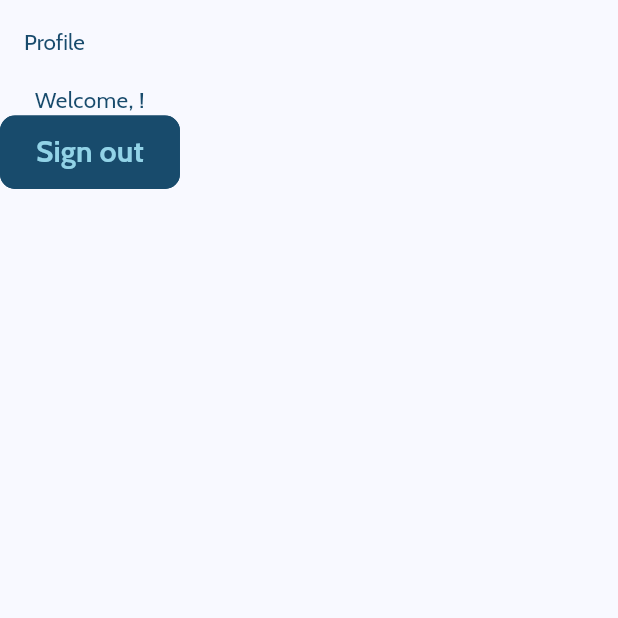
After one commit to smsanagustin/runconnect, a Flutter app: the screen it shows once a user with an empty profile is signed in, after a tap on "Sign out", on a phone screen of 412 x 824 dp, the top half of it. The commit adds this screen. Run offline on Flutter 3.47's test engine with Material 3 defaults, Android fonts, the phone set to English and light mode, and no system bars; our stand-ins replace firebase_auth, firebase_core, flutter_riverpod; accounts and stored records are empty.

Commit message:
feat: Add sign out functionality on the profile screen

```diff
--- a/lib/main.dart
+++ b/lib/main.dart
@@ -1,6 +1,11 @@
 import 'package:firebase_core/firebase_core.dart';
 import 'package:flutter/material.dart';
+import 'package:flutter_riverpod/flutter_riverpod.dart';
 import 'package:runconnect/firebase_options.dart';
+import 'package:runconnect/models/app_user.dart';
+import 'package:runconnect/providers/auth_provider.dart';
+import 'package:runconnect/screens/profile/profile.dart';
+import 'package:runconnect/shared/styled_text.dart';
 import 'package:runconnect/welcome/welcome_screen.dart';
 
 void main() async {
@@ -9,7 +14,7 @@ void main() async {
   await Firebase.initializeApp(
     options: DefaultFirebaseOptions.currentPlatform,
   );
-  runApp(const MyApp());
+  runApp(const ProviderScope(child: MyApp()));
 }
 
 class MyApp extends StatelessWidget {
@@ -24,7 +29,20 @@ class MyApp extends StatelessWidget {
         colorScheme: ColorScheme.fromSeed(seedColor: Colors.blue),
         useMaterial3: true,
       ),
-      home: const WelcomeScreen(),
+      home: Consumer(builder: (context, ref, child) {
+        final AsyncValue<AppUser?> user = ref.watch(authProvider);
+
+        return user.when(
+            data: (value) {
+              if (value == null) {
+                return const WelcomeScreen();
+              }
+              return ProfileScreen(user: value);
+            },
+            error: (error, _) =>
+                const Text("Error loading authentication status..."),
+            loading: () => const StyledText("Loading..."));
+      }),
     );
   }
 }
--- /dev/null
+++ b/lib/providers/auth_provider.dart
@@ -0,0 +1,19 @@
+import 'package:firebase_auth/firebase_auth.dart';
+import 'package:flutter_riverpod/flutter_riverpod.dart';
+import 'package:runconnect/models/app_user.dart';
+
+// watch for auth state changes (user logs in or signs in)
+final authProvider = StreamProvider.autoDispose<AppUser?>((ref) async* {
+  final Stream<AppUser?> userStream =
+      FirebaseAuth.instance.authStateChanges().map((user) {
+    if (user != null) {
+      return AppUser(email: user.email!, uid: user.uid);
+    }
+    return null;
+  });
+
+  // yield value whenever a user logs or signs in
+  await for (final user in userStream) {
+    yield user;
+  }
+});
--- /dev/null
+++ b/lib/screens/profile/profile.dart
@@ -0,0 +1,30 @@
+import 'package:flutter/material.dart';
+import 'package:runconnect/models/app_user.dart';
+import 'package:runconnect/services/auth_service.dart';
+import 'package:runconnect/shared/styled_button.dart';
+import 'package:runconnect/shared/styled_text.dart';
+
+class ProfileScreen extends StatelessWidget {
+  const ProfileScreen({super.key, required this.user});
+
+  final AppUser user;
+
+  @override
+  Widget build(BuildContext context) {
+    return Scaffold(
+        appBar: AppBar(
+          title: const StyledText("Profile"),
+        ),
+        body: Column(
+          children: [
+            StyledText("Welcome, ${user.email}!"),
+            StyledButton(
+                text: "Sign out",
+                color: "blue",
+                onPressed: () {
+                  AuthService.signOut();
+                })
+          ],
+        ));
+  }
+}
--- a/pubspec.yaml
+++ b/pubspec.yaml
@@ -38,6 +38,7 @@ dependencies:
   firebase_core: ^3.8.0
   change_app_package_name: ^1.4.0
   firebase_auth: ^5.3.3
+  flutter_riverpod: ^2.6.1
 
 dev_dependencies:
   flutter_test:
```
Also changed, not shown: pubspec.lock.
